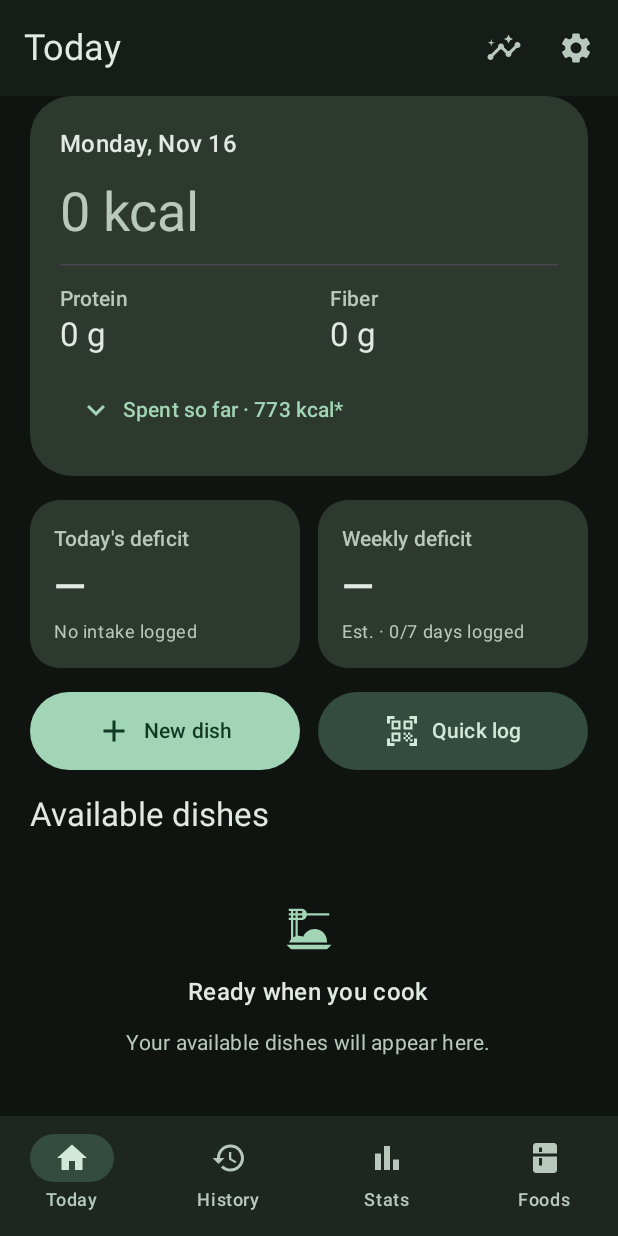
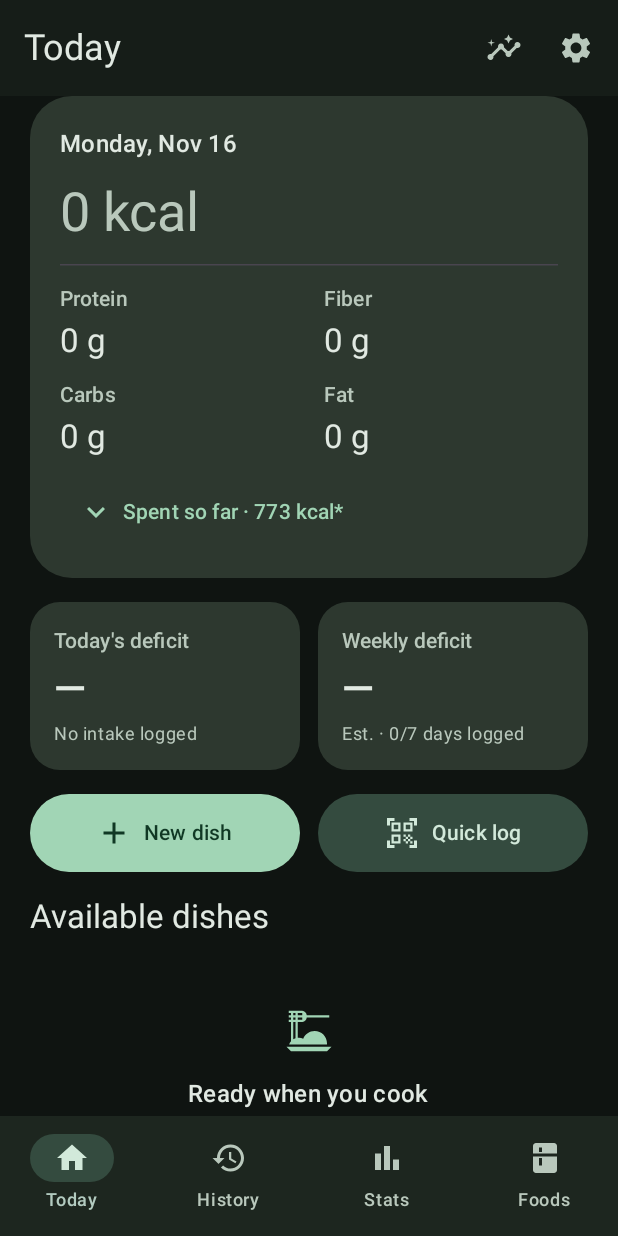
Before and after one commit to rohitdwivedula/calorie-tracker, an Android app built with Jetpack Compose: the screen it shows after launch (MainActivity), on a phone screen of 412 x 824 dp. Run offline under Robolectric (Android 15) with nearby library versions, the phone set to English and light mode, and no system bars; libraries missing offline, so code that uses them is left out: androidx.health.connect; 2 statements that could not run were skipped.

Commit message:
Show all four macros consistently across food screens
Co-authored-by: OpenAI Codex (GPT-6) <noreply@openai.com>

```diff
--- a/app/build.gradle
+++ b/app/build.gradle
@@ -7,8 +7,8 @@ android {
         applicationId 'dev.rohit.labelaudit'
         minSdk 26
         targetSdk 34
-        versionCode 20
-        versionName '1.0.18'
+        versionCode 21
+        versionName '1.0.19'
         ndk { abiFilters 'arm64-v8a' }
     }
     buildTypes {
--- a/app/src/main/java/dev/rohit/labelaudit/ui/Components.kt
+++ b/app/src/main/java/dev/rohit/labelaudit/ui/Components.kt
@@ -130,3 +130,56 @@ fun EmptyState(icon: ImageVector, title: String, body: String) {
         )
     }
 }
+
+/** One missing-aware macro presentation for totals and compact ingredient/log tiles. */
+@Composable
+fun MacroSummary(
+    repo: TrackerRepository,
+    total: Nutrients.Total,
+    compact: Boolean = false,
+    showGoals: Boolean = false,
+) {
+    val order = listOf(1, 4, 2, 3) // Keep protein/fiber first, consistently across screens.
+    if (compact) {
+        FlowRow(
+            horizontalArrangement = Arrangement.spacedBy(12.dp),
+            verticalArrangement = Arrangement.spacedBy(4.dp),
+        ) {
+            order.forEach { i ->
+                Text(
+                    "${Nutrients.NAMES[i]} ${repo.nutrientText(total, i)}",
+                    style = MaterialTheme.typography.bodySmall,
+                    color = MaterialTheme.colorScheme.onSurfaceVariant,
+                )
+            }
+        }
+    } else {
+        Column(verticalArrangement = Arrangement.spacedBy(12.dp)) {
+            order.chunked(2).forEach { indices ->
+                Row(Modifier.fillMaxWidth(), horizontalArrangement = Arrangement.spacedBy(20.dp)) {
+                    indices.forEach { i ->
+                        Column(
+                            Modifier.weight(1f),
+                            verticalArrangement = Arrangement.spacedBy(4.dp),
+                        ) {
+                            Text(
+                                Nutrients.NAMES[i],
+                                style = MaterialTheme.typography.labelLarge,
+                                color = MaterialTheme.colorScheme.onSurfaceVariant,
+                            )
+                            Text(
+                                repo.nutrientText(total, i),
+                                style = MaterialTheme.typography.titleLarge,
+                            )
+                            if (showGoals && i in listOf(1, 4) && repo.goal(i) > 0)
+                                Text(
+                                    "of ${fmt(repo.goal(i))} g ${if (repo.customGoal(i)) "goal" else repo.goalBasis(i)}",
+                                    style = MaterialTheme.typography.bodySmall,
+                                )
+                        }
+                    }
+                }
+            }
+        }
+    }
+}
--- a/app/src/main/java/dev/rohit/labelaudit/ui/DishDetailsScreen.kt
+++ b/app/src/main/java/dev/rohit/labelaudit/ui/DishDetailsScreen.kt
@@ -70,8 +70,7 @@ fun DetailsScreen(v: TrackerViewModel) {
             )
             if (v.selectedKind == "direct")
                 LoggedAmount.single(b, fraction)?.let { InfoRow("Amount", it) }
-            InfoRow("Protein", r.nutrientText(totals, 1))
-            InfoRow("Fiber", r.nutrientText(totals, 4))
+            MacroSummary(r, totals)
         }
         if (v.selectedKind == "batch" || b.getJSONArray("ingredients").length() > 1)
             Section("Ingredients") {
@@ -94,10 +93,11 @@ fun DetailsScreen(v: TrackerViewModel) {
                             color = MaterialTheme.colorScheme.onSurfaceVariant,
                         )
                         Text(
-                            "${r.nutrientText(contribution, 0)} · Protein ${r.nutrientText(contribution, 1)} · Fiber ${r.nutrientText(contribution, 4)}",
+                            r.nutrientText(contribution, 0),
                             style = MaterialTheme.typography.bodySmall,
                             color = MaterialTheme.colorScheme.onSurfaceVariant,
                         )
+                        MacroSummary(r, contribution, compact = true)
                     }
                     if (i < ingredients.length() - 1) HorizontalDivider()
                 }
--- a/app/src/main/java/dev/rohit/labelaudit/ui/HistoryScreen.kt
+++ b/app/src/main/java/dev/rohit/labelaudit/ui/HistoryScreen.kt
@@ -196,11 +196,7 @@ fun HistoryScreen(v: TrackerViewModel) {
                                     style = MaterialTheme.typography.bodySmall,
                                     color = MaterialTheme.colorScheme.onSurfaceVariant,
                                 )
-                                Text(
-                                    "Protein ${v.repo.nutrientText(total,1)} · Fiber ${v.repo.nutrientText(total,4)}",
-                                    style = MaterialTheme.typography.bodySmall,
-                                    color = MaterialTheme.colorScheme.onSurfaceVariant,
-                                )
+                                MacroSummary(v.repo, total, compact = true)
                             }
                         }
                     }
--- a/app/src/main/java/dev/rohit/labelaudit/ui/SummaryScreen.kt
+++ b/app/src/main/java/dev/rohit/labelaudit/ui/SummaryScreen.kt
@@ -161,8 +161,7 @@ fun SummaryScreen(v: TrackerViewModel) {
                 "Estimated expenditure",
                 if (shown.loggedDays == 0) "—" else "${kcal(shown.expenditure)} kcal",
             )
-            InfoRow("Protein", r.nutrientText(shown.nutrition, 1))
-            InfoRow("Fiber", r.nutrientText(shown.nutrition, 4))
+            MacroSummary(r, shown.nutrition)
             TextButton(
                 enabled = shown.loggedDays > 0,
                 onClick = {
--- a/app/src/main/java/dev/rohit/labelaudit/ui/TodayScreen.kt
+++ b/app/src/main/java/dev/rohit/labelaudit/ui/TodayScreen.kt
@@ -43,36 +43,9 @@ fun TodayScreen(v: TrackerViewModel, scan: () -> Unit, connectSteps: () -> Unit)
                 color = MaterialTheme.colorScheme.onSurfaceVariant,
             )
             HorizontalDivider()
-            Row(Modifier.fillMaxWidth(), horizontalArrangement = Arrangement.spacedBy(28.dp)) {
-                Column(Modifier.weight(1f)) {
-                    Text(
-                        "Protein",
-                        style = MaterialTheme.typography.labelLarge,
-                        color = MaterialTheme.colorScheme.onSurfaceVariant,
-                    )
-                    Text(r.nutrientText(totals, 1), style = MaterialTheme.typography.titleLarge)
-                    if (r.goal(1) > 0)
-                        Text(
-                            "of ${fmt(r.goal(1))} g ${if(r.customGoal(1)) "goal" else r.goalBasis(1)}",
-                            style = MaterialTheme.typography.bodySmall,
-                        )
-                }
-                Column(Modifier.weight(1f)) {
-                    Text(
-                        "Fiber",
-                        style = MaterialTheme.typography.labelLarge,
-                        color = MaterialTheme.colorScheme.onSurfaceVariant,
-                    )
-                    Text(r.nutrientText(totals, 4), style = MaterialTheme.typography.titleLarge)
-                    if (r.goal(4) > 0)
-                        Text(
-                            "of ${fmt(r.goal(4))} g ${if(r.customGoal(4)) "goal" else r.goalBasis(4)}",
-                            style = MaterialTheme.typography.bodySmall,
-                        )
-                }
-            }
+            MacroSummary(r, totals, showGoals = true)
             ExpenditureBreakdown(v, today, connectSteps, compact = true, asOf = now)
-            if (totals.missing[1] || totals.missing[4])
+            if ((1..4).any { totals.missing[it] })
                 Text(
                     "Some nutrients are unknown · ≥ is a known minimum",
                     style = MaterialTheme.typography.labelSmall,
```
Also changed, not shown: app/src/main/java/dev/rohit/labelaudit/ui/CookingScreen.kt (+13 -2 lines), app/src/main/java/dev/rohit/labelaudit/ui/FoodScreens.kt (+6 -10 lines), 7 other files.
